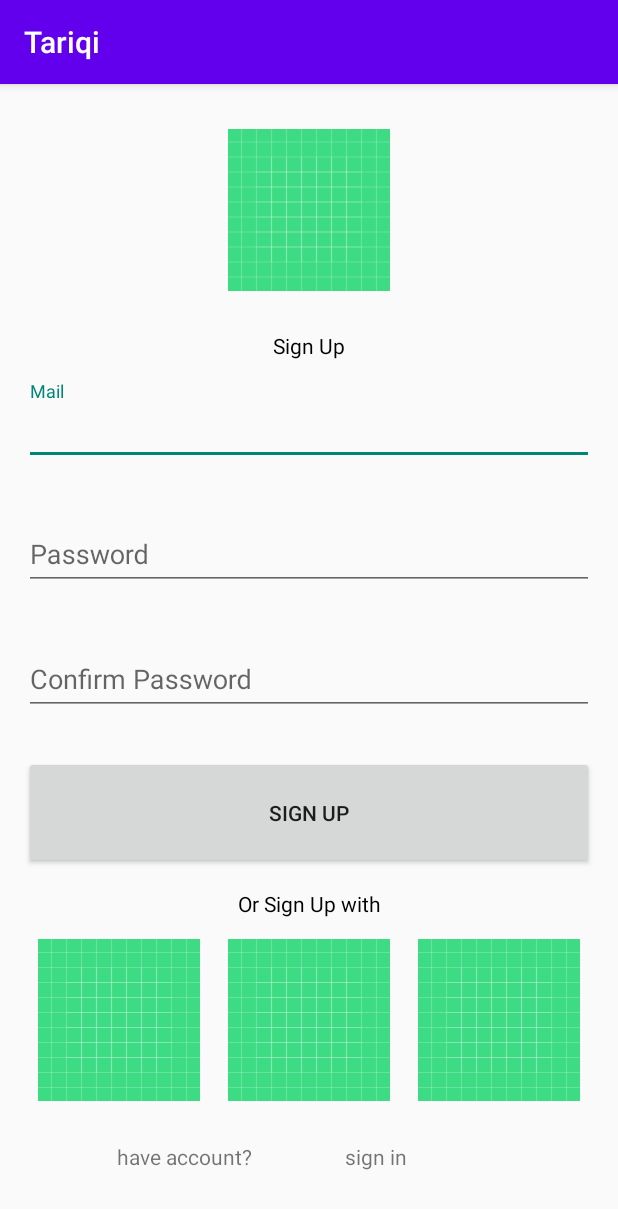
After one commit to Ghanem21/Tariqi, an Android app: the Sign_Up screen opened directly, with no data from a screen before it, on a phone screen of 412 x 824 dp. The commit adds this screen. Shown: the top 1209 px of the screen. Run offline under Robolectric (Android 15) with nearby library versions, the phone set to English and light mode, and no system bars.

Commit message:
Sign up first touch

```diff
--- a/app/src/main/AndroidManifest.xml
+++ b/app/src/main/AndroidManifest.xml
@@ -10,6 +10,9 @@
         android:supportsRtl="true"
         android:theme="@style/Theme.Tariqi">
         <activity
+            android:name=".Sign_Up"
+            android:exported="true" />
+        <activity
             android:name=".MainActivity"
             android:exported="true">
             <intent-filter>
--- /dev/null
+++ b/app/src/main/java/com/example/tariqi/Sign_Up.java
@@ -0,0 +1,14 @@
+package com.example.tariqi;
+
+import androidx.appcompat.app.AppCompatActivity;
+
+import android.os.Bundle;
+
+public class Sign_Up extends AppCompatActivity {
+
+    @Override
+    protected void onCreate(Bundle savedInstanceState) {
+        super.onCreate(savedInstanceState);
+        setContentView(R.layout.activity_sign_up);
+    }
+}
--- /dev/null
+++ b/app/src/main/res/layout/activity_sign_up.xml
@@ -0,0 +1,126 @@
+<?xml version="1.0" encoding="utf-8"?>
+<LinearLayout xmlns:android="http://schemas.android.com/apk/res/android"
+    xmlns:app="http://schemas.android.com/apk/res-auto"
+    xmlns:tools="http://schemas.android.com/tools"
+    android:layout_width="match_parent"
+    android:layout_height="match_parent"
+    android:padding="16dp"
+    android:gravity="center"
+    android:orientation="vertical"
+    tools:context=".Sign_Up">
+
+    <ImageView
+        android:id="@+id/imageView"
+        android:layout_width="wrap_content"
+        android:layout_height="wrap_content"
+        android:layout_weight="1"
+        app:srcCompat="@drawable/ic_launcher_background" />
+
+    <TextView
+        android:id="@+id/textView4"
+        android:layout_width="match_parent"
+        android:layout_height="wrap_content"
+        android:layout_weight="1"
+        android:gravity="center"
+        android:text="@string/sign_up"
+        android:textColor="@color/black" />
+
+    <com.google.android.material.textfield.TextInputLayout
+        android:layout_width="match_parent"
+        android:layout_height="wrap_content"
+        android:layout_weight="1">
+
+        <com.google.android.material.textfield.TextInputEditText
+            android:layout_width="match_parent"
+            android:layout_height="wrap_content"
+            android:hint="@string/mail" />
+    </com.google.android.material.textfield.TextInputLayout>
+
+    <com.google.android.material.textfield.TextInputLayout
+        android:layout_width="match_parent"
+        android:layout_height="wrap_content"
+        android:layout_weight="1">
+
+        <com.google.android.material.textfield.TextInputEditText
+            android:layout_width="match_parent"
+            android:layout_height="wrap_content"
+            android:hint="@string/password" />
+    </com.google.android.material.textfield.TextInputLayout>
+
+    <com.google.android.material.textfield.TextInputLayout
+        android:layout_width="match_parent"
+        android:layout_height="wrap_content"
+        android:layout_weight="1">
+
+        <com.google.android.material.textfield.TextInputEditText
+            android:layout_width="match_parent"
+            android:layout_height="wrap_content"
+            android:hint="@string/confirm_password" />
+    </com.google.android.material.textfield.TextInputLayout>
+
+    <Button
+        android:id="@+id/button"
+        android:layout_width="match_parent"
+        android:layout_height="wrap_content"
+        android:layout_weight="1"
+        android:text="@string/sign_up" />
+
+    <TextView
+        android:id="@+id/textView"
+        android:layout_width="match_parent"
+        android:layout_height="wrap_content"
+        android:layout_weight="1"
+        android:gravity="center"
+        android:textColor="@color/black"
+        android:text="@string/or_sign_up_with" />
+
+    <LinearLayout
+        android:layout_width="match_parent"
+        android:layout_height="wrap_content"
+        android:layout_weight="1"
+        android:orientation="horizontal">
+
+        <ImageView
+            android:id="@+id/imageView2"
+            android:layout_width="wrap_content"
+            android:layout_height="wrap_content"
+            android:layout_weight="1"
+            app:srcCompat="@drawable/ic_launcher_background" />
+
+        <ImageView
+            android:id="@+id/imageView3"
+            android:layout_width="wrap_content"
+            android:layout_height="wrap_content"
+            android:layout_weight="1"
+            app:srcCompat="@drawable/ic_launcher_background" />
+
+        <ImageView
+            android:id="@+id/imageView4"
+            android:layout_width="wrap_content"
+            android:layout_height="wrap_content"
+            android:layout_weight="1"
+            app:srcCompat="@drawable/ic_launcher_background" />
+    </LinearLayout>
+
+    <LinearLayout
+        android:layout_width="match_parent"
+        android:layout_height="wrap_content"
+        android:layout_weight="1"
+        android:orientation="horizontal">
+
+        <TextView
+            android:id="@+id/textView2"
+            android:layout_width="wrap_content"
+            android:layout_height="wrap_content"
+            android:layout_weight="1"
+            android:gravity="center"
+            android:text="@string/have_account" />
+
+        <TextView
+            android:id="@+id/textView3"
+            android:layout_width="wrap_content"
+            android:layout_height="wrap_content"
+            android:layout_weight="1"
+            android:text="@string/sign_in" />
+    </LinearLayout>
+</LinearLayout>
--- a/app/src/main/res/values/colors.xml
+++ b/app/src/main/res/values/colors.xml
@@ -7,4 +7,5 @@
     <color name="teal_700">#FF018786</color>
     <color name="black">#FF000000</color>
     <color name="white">#FFFFFFFF</color>
+    <color name="green">#2E856E</color>
 </resources>
--- a/app/src/main/res/values/strings.xml
+++ b/app/src/main/res/values/strings.xml
@@ -1,3 +1,10 @@
 <resources>
     <string name="app_name">Tariqi</string>
+    <string name="sign_up">Sign Up</string>
+    <string name="mail">Mail</string>
+    <string name="password">Password</string>
+    <string name="confirm_password">Confirm Password</string>
+    <string name="or_sign_up_with">Or Sign Up with</string>
+    <string name="have_account">have account?</string>
+    <string name="sign_in">sign in</string>
 </resources>
```
